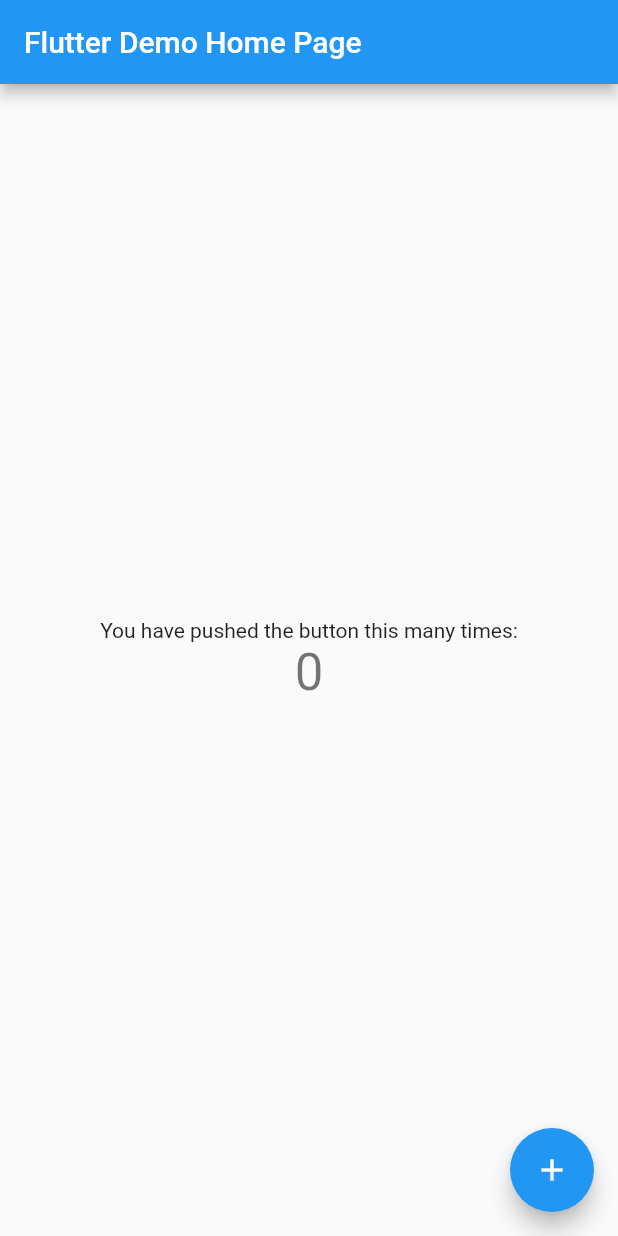
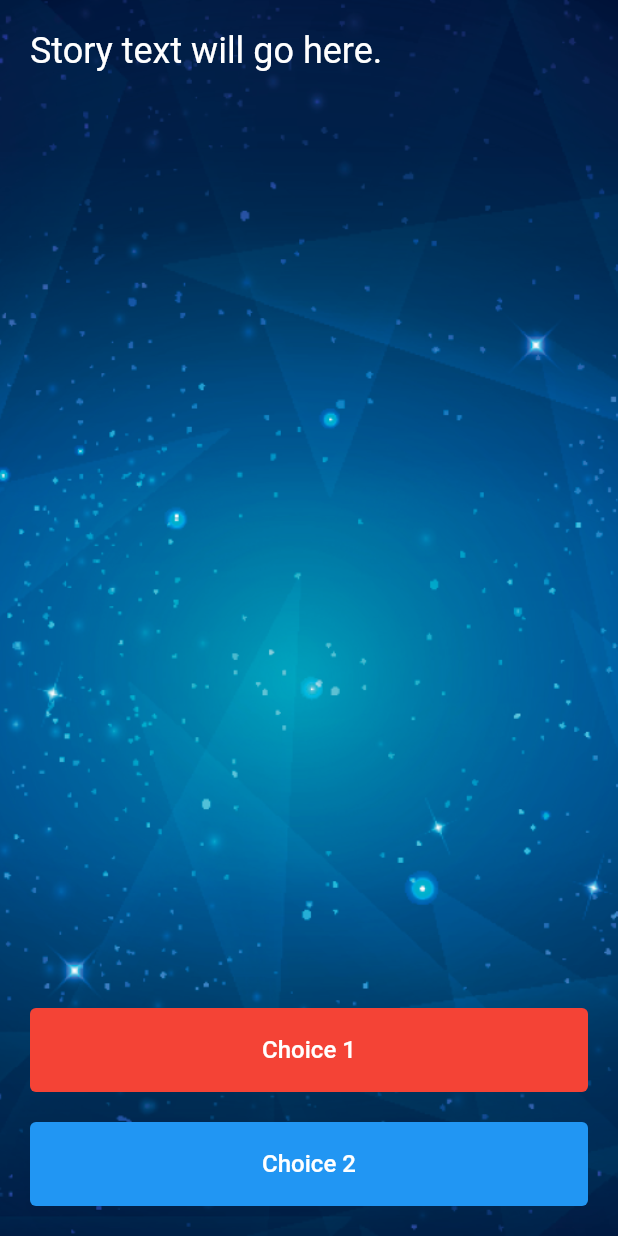
Before and after one commit to RuanFailache/flutter-destini, a Flutter app: the screen it shows after launch, on a phone screen of 412 x 824 dp. Run offline on Flutter 3.47's test engine with Material 2 defaults, Android fonts, the phone set to English and light mode, and no system bars.

Commit message:
feat: layout for story page

```diff
--- /dev/null
+++ b/lib/common/components/button.dart
@@ -0,0 +1,35 @@
+import 'package:flutter/material.dart';
+
+class CustomButton extends StatelessWidget {
+  const CustomButton({
+    Key? key,
+    required this.text,
+    required this.onPressed,
+    required this.backgroundColor,
+  }) : super(key: key);
+
+  final String text;
+  final Color backgroundColor;
+  final void Function() onPressed;
+
+  @override
+  Widget build(BuildContext context) {
+    return SizedBox(
+      height: 56,
+      child: TextButton(
+        style: TextButton.styleFrom(
+          backgroundColor: backgroundColor,
+        ),
+        onPressed: onPressed,
+        child: Text(
+          text,
+          textAlign: TextAlign.start,
+          style: const TextStyle(
+            fontSize: 16,
+            color: Colors.white,
+          ),
+        ),
+      ),
+    );
+  }
+}
--- a/lib/main.dart
+++ b/lib/main.dart
@@ -1,115 +1,18 @@
+import 'package:destini/pages/story/page.dart';
 import 'package:flutter/material.dart';
 
 void main() {
-  runApp(const MyApp());
+  runApp(const DestiniApp());
 }
 
-class MyApp extends StatelessWidget {
-  const MyApp({super.key});
+class DestiniApp extends StatelessWidget {
+  const DestiniApp({Key? key}) : super(key: key);
 
-  // This widget is the root of your application.
   @override
   Widget build(BuildContext context) {
-    return MaterialApp(
-      title: 'Flutter Demo',
-      theme: ThemeData(
-        // This is the theme of your application.
-        //
-        // Try running your application with "flutter run". You'll see the
-        // application has a blue toolbar. Then, without quitting the app, try
-        // changing the primarySwatch below to Colors.green and then invoke
-        // "hot reload" (press "r" in the console where you ran "flutter run",
-        // or simply save your changes to "hot reload" in a Flutter IDE).
-        // Notice that the counter didn't reset back to zero; the application
-        // is not restarted.
-        primarySwatch: Colors.blue,
-      ),
-      home: const MyHomePage(title: 'Flutter Demo Home Page'),
+    return const MaterialApp(
+      title: 'Destini',
+      home: StoryPage(),
     );
   }
 }
-
-class MyHomePage extends StatefulWidget {
-  const MyHomePage({super.key, required this.title});
-
-  // This widget is the home page of your application. It is stateful, meaning
-  // that it has a State object (defined below) that contains fields that affect
-  // how it looks.
-
-  // This class is the configuration for the state. It holds the values (in this
-  // case the title) provided by the parent (in this case the App widget) and
-  // used by the build method of the State. Fields in a Widget subclass are
-  // always marked "final".
-
-  final String title;
-
-  @override
-  State<MyHomePage> createState() => _MyHomePageState();
-}
-
-class _MyHomePageState extends State<MyHomePage> {
-  int _counter = 0;
-
-  void _incrementCounter() {
-    setState(() {
-      // This call to setState tells the Flutter framework that something has
-      // changed in this State, which causes it to rerun the build method below
-      // so that the display can reflect the updated values. If we changed
-      // _counter without calling setState(), then the build method would not be
-      // called again, and so nothing would appear to happen.
-      _counter++;
-    });
-  }
-
-  @override
-  Widget build(BuildContext context) {
-    // This method is rerun every time setState is called, for instance as done
-    // by the _incrementCounter method above.
-    //
-    // The Flutter framework has been optimized to make rerunning build methods
-    // fast, so that you can just rebuild anything that needs updating rather
-    // than having to individually change instances of widgets.
-    return Scaffold(
-      appBar: AppBar(
-        // Here we take the value from the MyHomePage object that was created by
-        // the App.build method, and use it to set our appbar title.
-        title: Text(widget.title),
-      ),
-      body: Center(
-        // Center is a layout widget. It takes a single child and positions it
-        // in the middle of the parent.
-        child: Column(
-          // Column is also a layout widget. It takes a list of children and
-          // arranges them vertically. By default, it sizes itself to fit its
-          // children horizontally, and tries to be as tall as its parent.
-          //
-          // Invoke "debug painting" (press "p" in the console, choose the
-          // "Toggle Debug Paint" action from the Flutter Inspector in Android
-          // Studio, or the "Toggle Debug Paint" command in Visual Studio Code)
-          // to see the wireframe for each widget.
-          //
-          // Column has various properties to control how it sizes itself and
-          // how it positions its children. Here we use mainAxisAlignment to
-          // center the children vertically; the main axis here is the vertical
-          // axis because Columns are vertical (the cross axis would be
-          // horizontal).
-          mainAxisAlignment: MainAxisAlignment.center,
-          children: <Widget>[
-            const Text(
-              'You have pushed the button this many times:',
-            ),
-            Text(
-              '$_counter',
-              style: Theme.of(context).textTheme.headline4,
-            ),
-          ],
-        ),
-      ),
-      floatingActionButton: FloatingActionButton(
-        onPressed: _incrementCounter,
-        tooltip: 'Increment',
-        child: const Icon(Icons.add),
-      ), // This trailing comma makes auto-formatting nicer for build methods.
-    );
-  }
-}
--- /dev/null
+++ b/lib/pages/story/layout.dart
@@ -0,0 +1,30 @@
+import 'package:flutter/material.dart';
+
+class StoryLayout extends StatelessWidget {
+  const StoryLayout({
+    Key? key,
+    required this.child,
+  }) : super(key: key);
+
+  final Widget child;
+
+  @override
+  Widget build(BuildContext context) {
+    return Scaffold(
+      body: DecoratedBox(
+        decoration: const BoxDecoration(
+          image: DecorationImage(
+            image: AssetImage('assets/background.png'),
+            fit: BoxFit.cover,
+          ),
+        ),
+        child: SafeArea(
+          child: Padding(
+            padding: const EdgeInsets.all(20),
+            child: child,
+          ),
+        ),
+      ),
+    );
+  }
+}
--- /dev/null
+++ b/lib/pages/story/page.dart
@@ -0,0 +1,40 @@
+import 'package:destini/common/components/button.dart';
+import 'package:destini/pages/story/layout.dart';
+import 'package:flutter/material.dart';
+
+class StoryPage extends StatelessWidget {
+  const StoryPage({Key? key}) : super(key: key);
+
+  @override
+  Widget build(BuildContext context) {
+    return StoryLayout(
+      child: Column(
+        crossAxisAlignment: CrossAxisAlignment.stretch,
+        children: [
+          const Expanded(
+            child: Text(
+              'Story text will go here.',
+              style: TextStyle(
+                fontSize: 24,
+                color: Colors.white,
+              ),
+            ),
+          ),
+          CustomButton(
+            text: 'Choice 1',
+            onPressed: () {},
+            backgroundColor: Colors.red,
+          ),
+          const SizedBox(
+            height: 20,
+          ),
+          CustomButton(
+            text: 'Choice 2',
+            onPressed: () {},
+            backgroundColor: Colors.blue,
+          ),
+        ],
+      ),
+    );
+  }
+}
```
Also changed, not shown: lib/pages/story/controller.dart (added).
